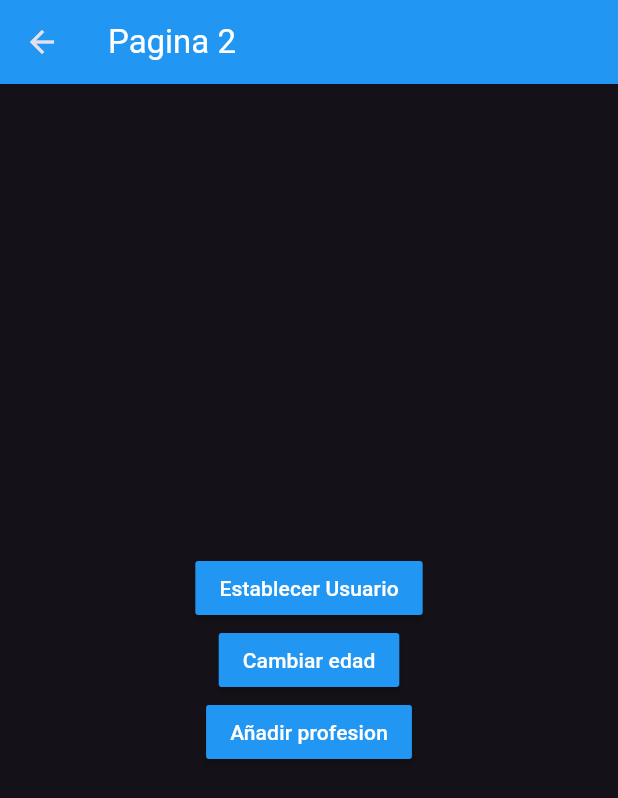
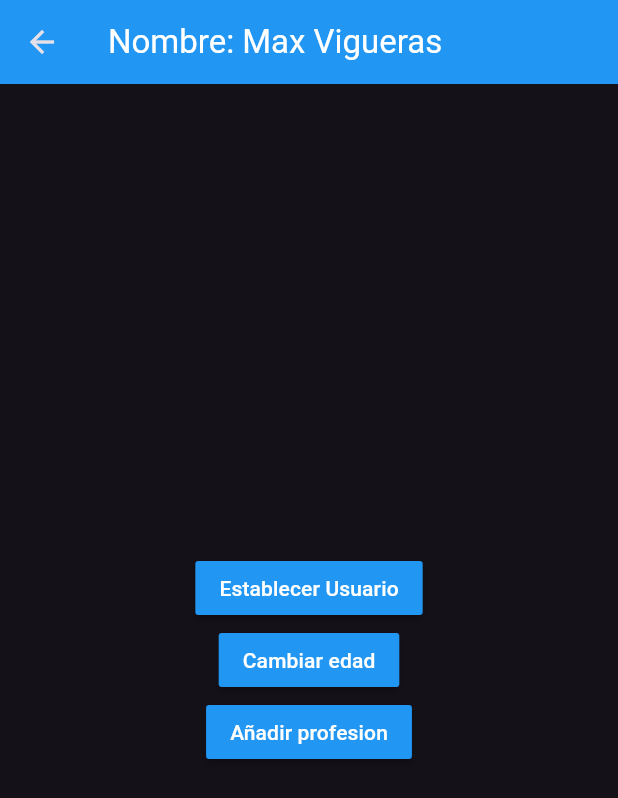
Before and after one commit to max-vigtov/flutter-states, a Flutter app: the Pagina2Screen screen opened by its route, after a tap on "Establecer Usuario", on a phone screen of 412 x 824 dp. Shown: the top 798 px of the screen. Run offline on Flutter 3.47's test engine with Material 3 defaults, Android fonts, the phone set to English and light mode, and no system bars; accounts and stored records are empty.

Commit message:
Provider: Generate & Delete User data with refresh state

```diff
--- a/lib/models/user.dart
+++ b/lib/models/user.dart
@@ -1,8 +1,9 @@
 
 class User {
-  final String nombre;
-  final int edad;
-  final List<String> profesiones;
+  final String name;
+  int age;
+  final List<String> professions;
 
-  User(this.nombre, this.edad, this.profesiones);
+  User(this.name, this.age, this.professions);
+
 }
--- a/lib/screens/pagina1_screen.dart
+++ b/lib/screens/pagina1_screen.dart
@@ -1,16 +1,30 @@
 import 'package:flutter/material.dart';
+import 'package:provider/provider.dart';
+import 'package:states/models/user.dart';
+import 'package:states/services/user_service.dart';
 
 class Pagina1Screen extends StatelessWidget {
   const Pagina1Screen({super.key});
 
   @override
   Widget build(BuildContext context) {
+
+    final userService = Provider.of<UserService>(context);
+
     return Scaffold(
       appBar: AppBar(
         title: Text('Pagina 1', style: TextStyle( color: Colors.white),),
         backgroundColor: Colors.blue,
+        actions: [
+          IconButton(
+            icon: Icon(Icons.exit_to_app),
+            onPressed: () => userService.removeUser()
+          )
+        ],
       ),
-      body: UserDataWidget(),
+      body: userService.userExist
+      ? UserDataWidget( userService.getUser )
+      : Center(child: Text('No existe data del usuario'),),
       floatingActionButton: FloatingActionButton(
         backgroundColor: Colors.blue,
         child: Icon(Icons.accessibility_new, color: Colors.white,),
@@ -22,9 +36,9 @@ class Pagina1Screen extends StatelessWidget {
 }
 
 class UserDataWidget extends StatelessWidget {
-  const UserDataWidget({
-    super.key,
-  });
+
+  final User? user;
+  const UserDataWidget(this.user,{super.key,});
 
   @override
   Widget build(BuildContext context) {
@@ -38,8 +52,8 @@ class UserDataWidget extends StatelessWidget {
           Text('General', style: TextStyle( fontSize: 18, fontWeight: FontWeight.bold)),
           Divider(),
 
-          ListTile( title: Text('Nombre: '),),
-          ListTile( title: Text('Edad: '),),
+          ListTile( title: Text('Nombre: ${user?.name ?? ''}')),
+          ListTile( title: Text('Edad: ${user?.age ?? ''}') ),
 
           Text('Profesiones', style: TextStyle( fontSize: 18, fontWeight: FontWeight.bold)),
           Divider(),
--- a/lib/screens/pagina2_screen.dart
+++ b/lib/screens/pagina2_screen.dart
@@ -1,13 +1,20 @@
 import 'package:flutter/material.dart';
+import 'package:provider/provider.dart';
+import 'package:states/models/user.dart';
+import 'package:states/services/user_service.dart';
 
 class Pagina2Screen extends StatelessWidget {
   const Pagina2Screen({super.key});
 
   @override
   Widget build(BuildContext context) {
+    final userService = Provider.of<UserService>(context);
+
     return Scaffold(
       appBar: AppBar(
-        title: const Text('Pagina 2', style: TextStyle( color: Colors.white),),
+        title: userService.userExist
+          ? Text('Nombre: ${ userService.getUser?.name ?? '' }', style: TextStyle( color: Colors.white),)
+          : const Text('Pagina 2', style: TextStyle( color: Colors.white),),
         backgroundColor: Colors.blue,
       ),
       body: Center(
@@ -16,12 +23,15 @@ class Pagina2Screen extends StatelessWidget {
           children: [
             MaterialButton(
               color: Colors.blue,
-              onPressed: (){},
+              onPressed: (){
+                final newUser = User('Max Vigueras', 24, ['Developer']);
+                userService.setUser = newUser;
+              },
               child: Text('Establecer Usuario', style: TextStyle( color: Colors.white),),
             ),
             MaterialButton(
               color: Colors.blue,
-              onPressed: (){},
+              onPressed: () => userService.changeAge(30),
               child: Text('Cambiar edad', style: TextStyle( color: Colors.white),),
             ),
             MaterialButton(
--- a/lib/services/user_service.dart
+++ b/lib/services/user_service.dart
@@ -7,5 +7,21 @@ class UserService with ChangeNotifier{
   User? get getUser => _user;
   bool get userExist => _user != null ? true : false;
 
+  set setUser( User user ){
+    _user = user;
+    notifyListeners();
+  }
+
+  void changeAge( int age ){
+    if (_user != null) {
+      _user!.age = age;
+      notifyListeners();
+    }
+  }
+  void removeUser(){
+    _user = null;
+    notifyListeners();
+  }
+
 
 }
```
